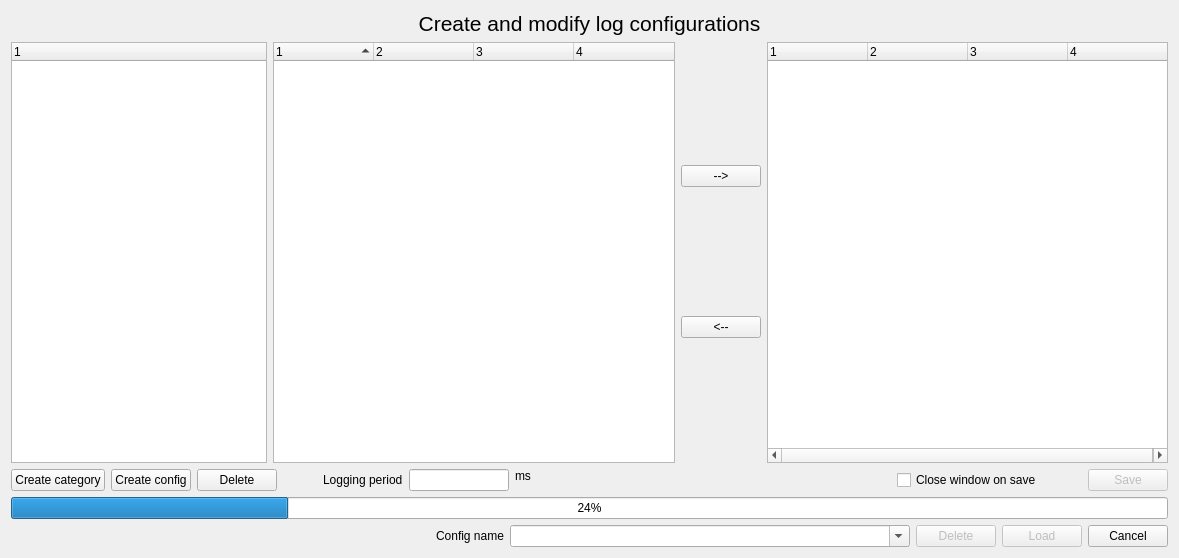
Old version of the form src/cfclient/ui/dialogs/logconfigdialogue.ui in the repository bitcraze/crazyflie-clients-python.
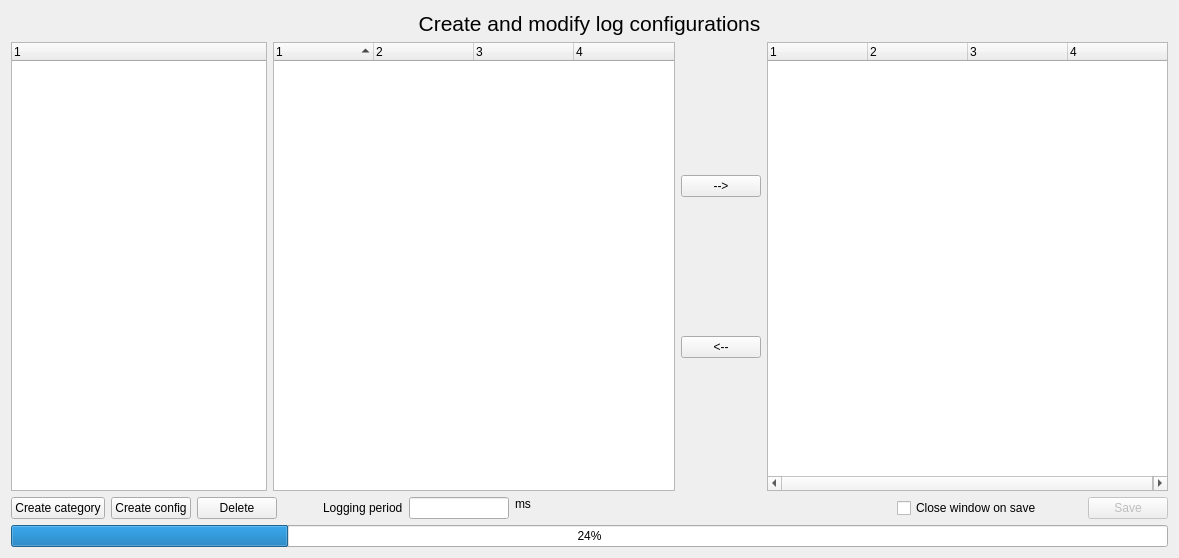
New version of the form.

Commit message: corrected syntax according to flake8

What changed in the file:
```diff
--- a/src/cfclient/ui/dialogs/logconfigdialogue.ui
+++ b/src/cfclient/ui/dialogs/logconfigdialogue.ui
@@ -278,83 +278,7 @@
       </widget>
      </item>
      <item>
-      <layout class="QGridLayout" name="gridLayout_2">
-       <item row="0" column="5">
-        <widget class="QPushButton" name="cancelButton">
-         <property name="text">
-          <string>Cancel</string>
-         </property>
-        </widget>
-       </item>
-       <item row="0" column="2">
-        <widget class="QComboBox" name="configNameCombo">
-         <property name="enabled">
-          <bool>true</bool>
-         </property>
-         <property name="sizePolicy">
-          <sizepolicy hsizetype="Fixed" vsizetype="Fixed">
-           <horstretch>0</horstretch>
-           <verstretch>0</verstretch>
-          </sizepolicy>
-         </property>
-         <property name="minimumSize">
-          <size>
-           <width>400</width>
-           <height>0</height>
-          </size>
-         </property>
-         <property name="maximumSize">
-          <size>
-           <width>16777215</width>
-           <height>16777215</height>
-          </size>
-         </property>
-         <property name="editable">
-          <bool>true</bool>
-         </property>
-        </widget>
-       </item>
-       <item row="0" column="1">
-        <widget class="QLabel" name="label_16">
-         <property name="text">
-          <string>Config name</string>
-         </property>
-        </widget>
-       </item>
-       <item row="0" column="4">
-        <widget class="QPushButton" name="loadButton">
-         <property name="enabled">
-          <bool>false</bool>
-         </property>
-         <property name="text">
-          <string>Load</string>
-         </property>
-        </widget>
-       </item>
-       <item row="0" column="3">
-        <widget class="QPushButton" name="deleteButton">
-         <property name="enabled">
-          <bool>false</bool>
-         </property>
-         <property name="text">
-          <string>Delete</string>
-         </property>
-        </widget>
-       </item>
-       <item row="0" column="0">
-        <spacer name="horizontalSpacer_9">
-         <property name="orientation">
-          <enum>Qt::Horizontal</enum>
-         </property>
-         <property name="sizeHint" stdset="0">
-          <size>
-           <width>40</width>
-           <height>20</height>
-          </size>
-         </property>
-        </spacer>
-       </item>
-      </layout>
+      <layout class="QGridLayout" name="gridLayout_2"/>
      </item>
     </layout>
    </item>
```
The commit also changes 1 other file.
